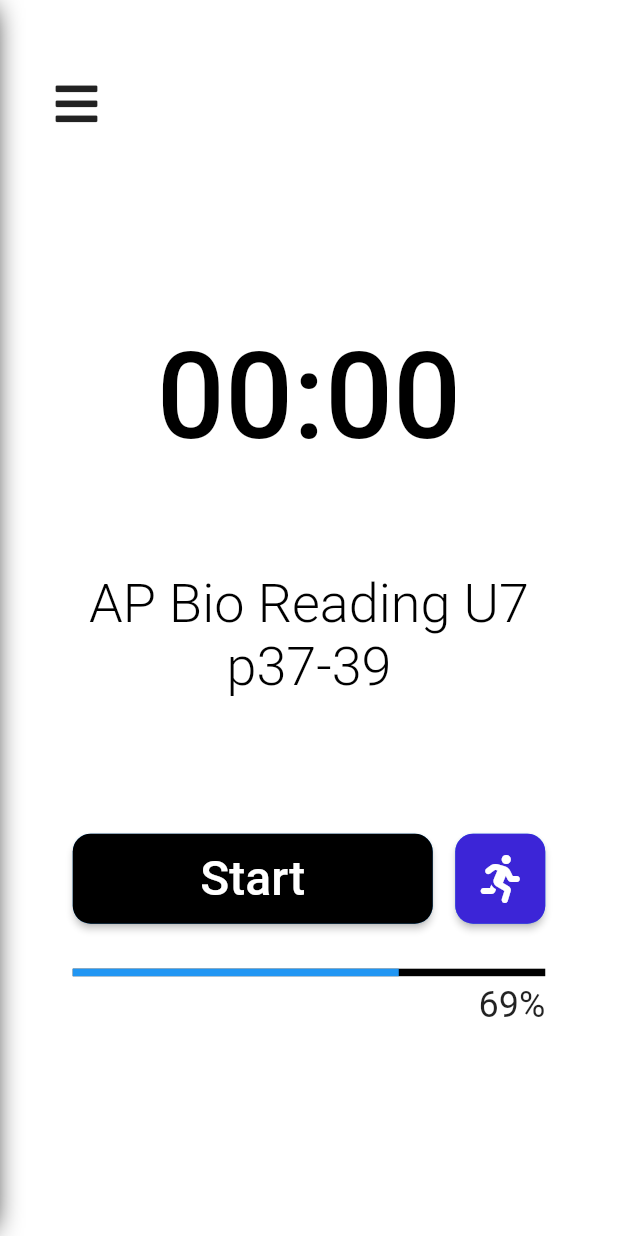
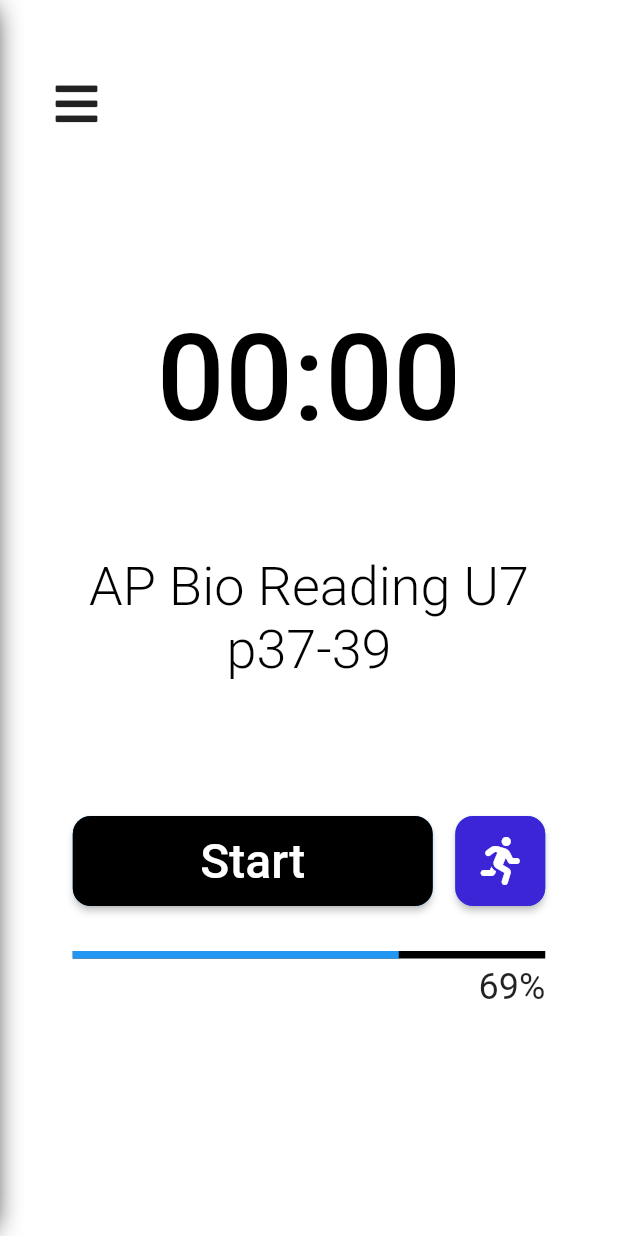
Before and after one commit to AngelK1NG/argus_app_1, a Flutter app: the screen it shows after launch, on a phone screen of 412 x 824 dp. Run offline on Flutter 3.47's test engine with Material 2 defaults, Android fonts, the phone set to English and light mode, and no system bars; our stand-ins replace font_awesome_flutter.

```diff
--- a/lib/Screens/HomePage.dart
+++ b/lib/Screens/HomePage.dart
@@ -91,9 +91,11 @@ class _HomePageState extends State<HomePage> {
               curve: Curves.ease,
               opacity: _navActive ? 0.5 : 1,
               child: Column(
-                mainAxisAlignment: MainAxisAlignment.end,
+                mainAxisAlignment: MainAxisAlignment.center,
                 children: <Widget>[
-                  Container(
+                  Padding(
+                    padding: const EdgeInsets.only(top: 50),
+                    child: Container(
                       width: 315,
                       padding: const EdgeInsets.only(bottom: 70),
                       child: Text(_swatchDisplay, textAlign: TextAlign.center, style: TextStyle(
@@ -101,6 +103,7 @@ class _HomePageState extends State<HomePage> {
                         fontWeight: FontWeight.w500,
                         color: _doingTask ? Colors.white : Colors.black,
                       ),),
+                    ),
                   ),
                   Text(_taskDisplay, textAlign: TextAlign.center, style: TextStyle(
                     fontSize: 36,
@@ -135,7 +138,7 @@ class _HomePageState extends State<HomePage> {
                     ),
                   ),
                   Padding(
-                    padding: EdgeInsets.only(top: 5, bottom: MediaQuery.of(context).size.width * 0.35,),
+                    padding: EdgeInsets.only(top: 5),
                     child: Container(
                       alignment: Alignment.centerRight,
                       width: 315,
```
Also changed, not shown: pubspec.yaml (+8 -0 lines), pubspec.lock, 5 other files. Lines whose indentation alone changed are shown as unchanged.
